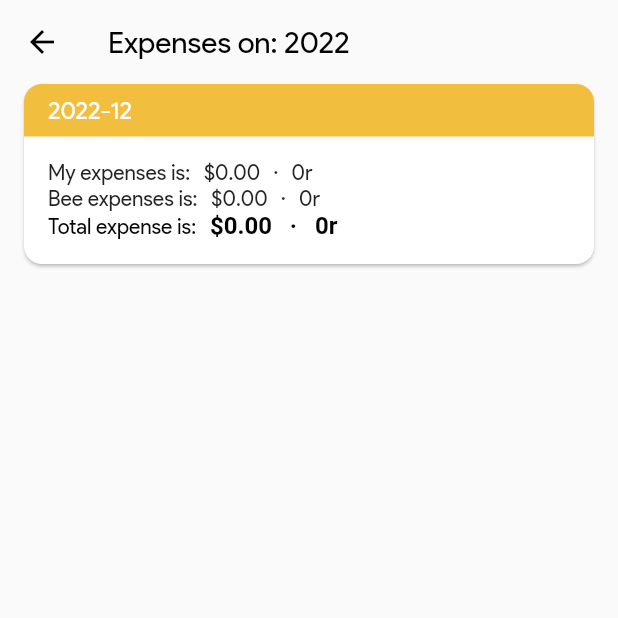
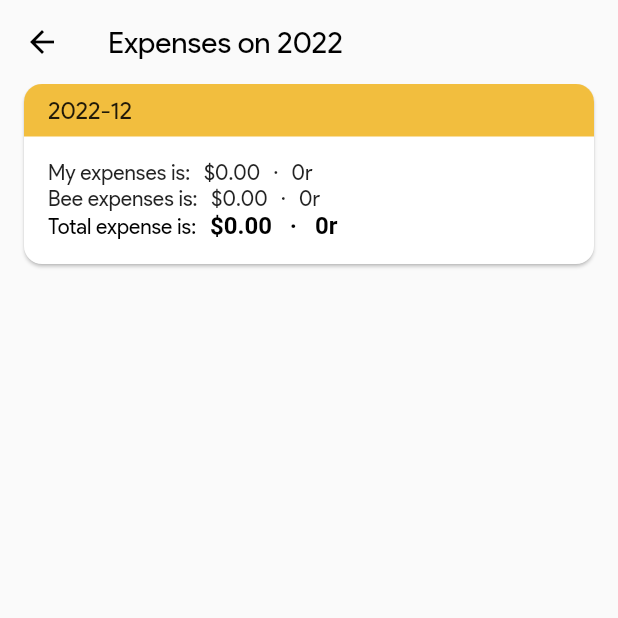
Before and after one commit to channdara/flutter_expanses, a Flutter app: the screen it shows after launch, after a tap on "My expenses", on a phone screen of 412 x 824 dp, the top half of it. Run offline on Flutter 3.47's test engine with Material 2 defaults, Android fonts, the phone set to English and light mode, and no system bars; our stand-ins replace cloud_firestore, firebase_core; accounts and stored records are empty.

Commit message:
removed unused resource

```diff
--- a/lib/src/common/extension/context_extension.dart
+++ b/lib/src/common/extension/context_extension.dart
@@ -24,14 +24,14 @@ extension ContextExtension on BuildContext {
   void showErrorSnackBar(String content) {
     ScaffoldMessenger.of(this).showSnackBar(SnackBar(
       backgroundColor: ColorConstant.colorFailed,
-      content: Text('ERROR: $content'),
+      content: Text(content),
     ));
   }
 
   void showSuccessSnackBar(String content) {
     ScaffoldMessenger.of(this).showSnackBar(SnackBar(
       backgroundColor: ColorConstant.colorSuccess,
-      content: Text('SUCCESS: $content'),
+      content: Text(content),
     ));
   }
 }
--- a/lib/src/ui/screen/add_item/add_item_screen.dart
+++ b/lib/src/ui/screen/add_item/add_item_screen.dart
@@ -3,7 +3,6 @@ import 'package:flutter/material.dart';
 
 import '../../../common/base/base_state.dart';
 import '../../../common/extension/context_extension.dart';
-import '../../../common/extension/double_extension.dart';
 import '../../../common/extension/string_extension.dart';
 import '../../../common/extension/timestamp_extension.dart';
 import '../../../model/enum/item_type.dart';
@@ -100,7 +99,7 @@ class _AddItemScreenState extends BaseState<AddItemScreen>
       child: Scaffold(
         appBar: AppBar(title: Text(widget.appBarTitle)),
         body: Padding(
-          padding: 16.0.spacingAll(),
+          padding: const EdgeInsets.all(16.0),
           child: Column(
             children: [
               TextFormFieldWidget(
@@ -169,7 +168,7 @@ class _AddItemScreenState extends BaseState<AddItemScreen>
                 ],
               ),
               ElevatedButtonWidget(
-                margin: 16.0.spacingTop(),
+                margin: const EdgeInsets.only(top: 16.0),
                 label: widget.buttonText,
                 onPressed: () {
                   if (_itemController.text.trim().isEmpty) {
--- a/lib/src/ui/screen/daily_expanses/daily_expenses_screen.dart
+++ b/lib/src/ui/screen/daily_expanses/daily_expenses_screen.dart
@@ -5,7 +5,6 @@ import 'package:intl/intl.dart';
 import '../../../common/base/base_state.dart';
 import '../../../common/color_constant.dart';
 import '../../../common/extension/context_extension.dart';
-import '../../../common/extension/double_extension.dart';
 import '../../../common/extension/timestamp_extension.dart';
 import '../../../model/item_model.dart';
 import '../../../model/month_model.dart';
@@ -78,7 +77,7 @@ class _DailyExpensesScreenState extends BaseState<DailyExpensesScreen>
             children: [
               Container(height: size, color: ColorConstant.colorPrimary),
               Container(
-                margin: (size / 2).spacingTop(),
+                margin: EdgeInsets.only(top: size / 2),
                 child: FutureBuilder<MonthModel>(
                   future: firestoreService.getCurrentMonthSummary(
                     Timestamp.now(),
@@ -107,11 +106,11 @@ class _DailyExpensesScreenState extends BaseState<DailyExpensesScreen>
             child: TabBar(
               controller: _tabController,
               isScrollable: true,
-              unselectedLabelColor: Colors.black,
-              padding: 4.0.spacingAll(),
+              unselectedLabelColor: Colors.grey,
+              padding: const EdgeInsets.all(4.0),
               indicator: BoxDecoration(
                 color: Theme.of(context).primaryColor,
-                borderRadius: 8.0.circular(),
+                borderRadius: BorderRadius.circular(8.0),
               ),
               tabs: _tabBarItems
                   .map((e) => Tab(child: Text(e.getDay())))
--- a/lib/src/ui/screen/daily_expanses/daily_expenses_screen_summary_widget.dart
+++ b/lib/src/ui/screen/daily_expanses/daily_expenses_screen_summary_widget.dart
@@ -1,7 +1,6 @@
 import 'package:flutter/material.dart';
 
 import '../../../common/extension/context_extension.dart';
-import '../../../common/extension/double_extension.dart';
 import '../../../model/month_model.dart';
 import '../monthly_expenses/monthly_expenses_screen.dart';
 
@@ -18,10 +17,12 @@ class DailyExpensesScreenSummaryWidget extends StatelessWidget {
         context.push(MonthlyExpensesScreen(date: item!.date));
       },
       child: Card(
-        margin: 16.0.spacingAll(),
-        shape: RoundedRectangleBorder(borderRadius: 12.0.circular()),
+        margin: const EdgeInsets.all(16.0),
+        shape: RoundedRectangleBorder(
+          borderRadius: BorderRadius.circular(12.0),
+        ),
         child: Padding(
-          padding: [16.0, 8.0].spacingSymmetric(),
+          padding: const EdgeInsets.symmetric(vertical: 16.0, horizontal: 8.0),
           child: Column(
             mainAxisSize: MainAxisSize.min,
             children: [
--- a/lib/src/ui/screen/monthly_expenses/monthly_expenses_screen.dart
+++ b/lib/src/ui/screen/monthly_expenses/monthly_expenses_screen.dart
@@ -11,7 +11,7 @@ class MonthlyExpensesScreen extends StatefulWidget {
 
   final Timestamp date;
 
-  String get appBarTitle => 'Expenses on: ${date.year}';
+  String get appBarTitle => 'Expenses on ${date.year}';
 
   @override
   State<MonthlyExpensesScreen> createState() => _MonthlyExpensesScreenState();
--- a/lib/src/ui/screen/monthly_expenses/monthly_expenses_screen_list_item_widget.dart
+++ b/lib/src/ui/screen/monthly_expenses/monthly_expenses_screen_list_item_widget.dart
@@ -2,7 +2,6 @@ import 'package:flutter/material.dart';
 
 import '../../../common/color_constant.dart';
 import '../../../common/extension/context_extension.dart';
-import '../../../common/extension/double_extension.dart';
 import '../../../common/extension/timestamp_extension.dart';
 import '../../../model/month_model.dart';
 import '../monthly_summary/monthly_summary_screen.dart';
@@ -17,23 +16,28 @@ class MonthlyExpensesScreenListItemWidget extends StatelessWidget {
     return GestureDetector(
       onTap: () => context.push(MonthlySummaryScreen(date: item.date)),
       child: Card(
-        margin: 16.0.spacingAll().copyWith(top: 0.0),
+        margin: const EdgeInsets.all(16.0).copyWith(top: 0.0),
         clipBehavior: Clip.antiAliasWithSaveLayer,
-        shape: RoundedRectangleBorder(borderRadius: 12.0.circular()),
+        shape: RoundedRectangleBorder(
+          borderRadius: BorderRadius.circular(12.0),
+        ),
         child: Column(
           children: [
             Container(
               width: double.infinity,
               color: ColorConstant.colorPrimary,
-              padding: [8.0, 16.0].spacingSymmetric(),
+              padding: const EdgeInsets.symmetric(
+                vertical: 8.0,
+                horizontal: 16.0,
+              ),
               child: Text(
                 item.date.toYearMonth(),
-                style: const TextStyle(fontSize: 16.0, color: Colors.white),
+                style: const TextStyle(fontSize: 16.0),
               ),
             ),
             Container(
               width: double.infinity,
-              padding: 16.0.spacingAll(),
+              padding: const EdgeInsets.all(16.0),
               child: Column(
                 crossAxisAlignment: CrossAxisAlignment.start,
                 children: [
--- a/lib/src/ui/screen/monthly_summary/monthly_summary_screen.dart
+++ b/lib/src/ui/screen/monthly_summary/monthly_summary_screen.dart
@@ -11,7 +11,7 @@ class MonthlySummaryScreen extends StatefulWidget {
 
   final Timestamp date;
 
-  String get appBarTitle => 'Summary on: ${date.toYearMonth()}';
+  String get appBarTitle => 'Summary on ${date.toYearMonth()}';
 
   @override
   State<MonthlySummaryScreen> createState() => _MonthlySummaryScreenState();
--- a/lib/src/ui/screen/purchased_items/purchased_items_screen_list_widget.dart
+++ b/lib/src/ui/screen/purchased_items/purchased_items_screen_list_widget.dart
@@ -1,6 +1,5 @@
 import 'package:flutter/material.dart';
 
-import '../../../common/extension/double_extension.dart';
 import '../../../model/item_model.dart';
 import 'purchased_items_screen_list_item_widget.dart';
 
@@ -12,7 +11,7 @@ class PurchasedItemsScreenListWidget extends StatelessWidget {
   @override
   Widget build(BuildContext context) {
     return ListView.builder(
-      padding: 70.0.spacingBottom(),
+      padding: const EdgeInsets.only(bottom: 70.0),
       itemCount: docs.length,
       physics: const AlwaysScrollableScrollPhysics(),
       itemBuilder: (context, index) {
--- a/lib/src/ui/widget/elevated_button_widget.dart
+++ b/lib/src/ui/widget/elevated_button_widget.dart
@@ -1,6 +1,4 @@
 import 'package:flutter/material.dart';
-
-import '../../common/extension/double_extension.dart';
 
 class ElevatedButtonWidget extends StatelessWidget {
   const ElevatedButtonWidget({
@@ -22,10 +20,10 @@ class ElevatedButtonWidget extends StatelessWidget {
       child: ElevatedButton(
         style: ButtonStyle(
           padding: MaterialStateProperty.all<EdgeInsetsGeometry>(
-            16.0.spacingVertical(),
+            const EdgeInsets.symmetric(vertical: 16.0),
           ),
           shape: MaterialStateProperty.all<RoundedRectangleBorder>(
-            RoundedRectangleBorder(borderRadius: 12.0.circular()),
+            RoundedRectangleBorder(borderRadius: BorderRadius.circular(12.0)),
           ),
         ),
         onPressed: onPressed,
--- a/lib/src/ui/widget/text_form_field_widget.dart
+++ b/lib/src/ui/widget/text_form_field_widget.dart
@@ -1,6 +1,4 @@
 import 'package:flutter/material.dart';
-
-import '../../common/extension/double_extension.dart';
 
 class TextFormFieldWidget extends StatelessWidget {
   const TextFormFieldWidget({
@@ -30,8 +28,8 @@ class TextFormFieldWidget extends StatelessWidget {
   Widget build(BuildContext context) {
     return TextFormField(
       decoration: InputDecoration(
-        contentPadding: 16.0.spacingHorizontal(),
-        border: OutlineInputBorder(borderRadius: 12.0.circular()),
+        contentPadding: const EdgeInsets.symmetric(horizontal: 16.0),
+        border: OutlineInputBorder(borderRadius: BorderRadius.circular(12.0)),
         labelText: labelText,
         prefixIcon: prefixIcon,
       ),
```
Also changed, not shown: lib/src/common/extension/double_extension.dart (deleted, +0 -55 lines), lib/src/ui/screen/add_item/add_item_screen_tab_bar_widget.dart (+3 -4 lines), lib/src/ui/screen/daily_expanses/daily_expenses_screen_list_item_widget.dart (deleted, +0 -34 lines), lib/src/ui/screen/daily_expanses/daily_expenses_screen_list_widget.dart (deleted, +0 -25 lines), lib/src/ui/screen/monthly_summary/monthly_summary_screen_list_item_widget.dart (+8 -6 lines), lib/src/ui/screen/purchased_items/purchased_items_screen.dart (deleted, +0 -40 lines).
